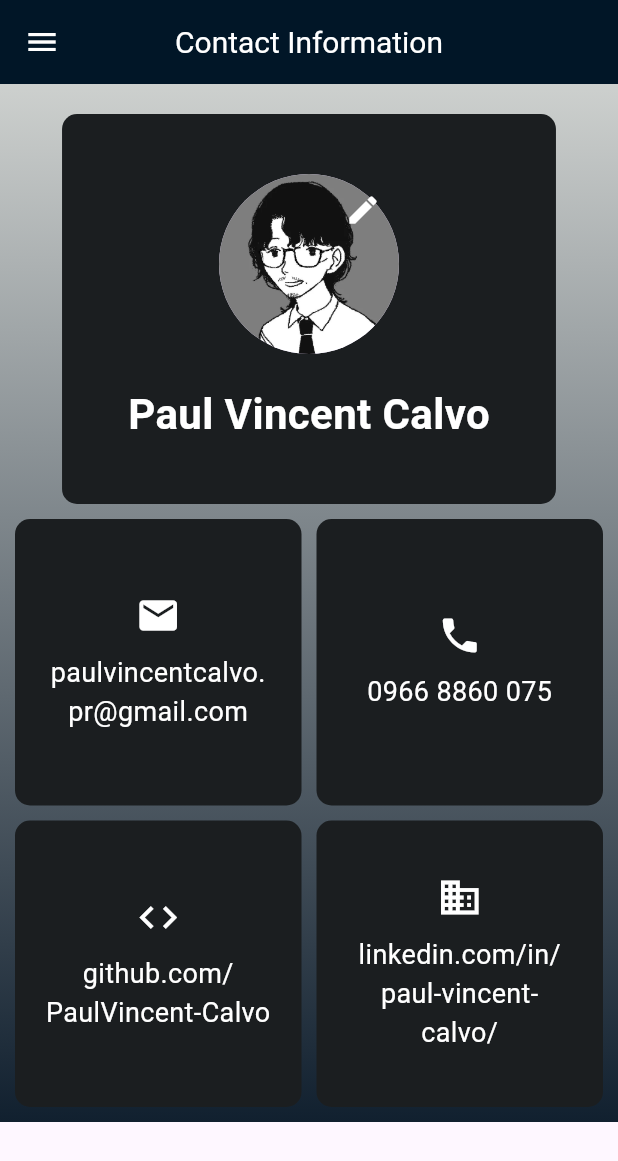
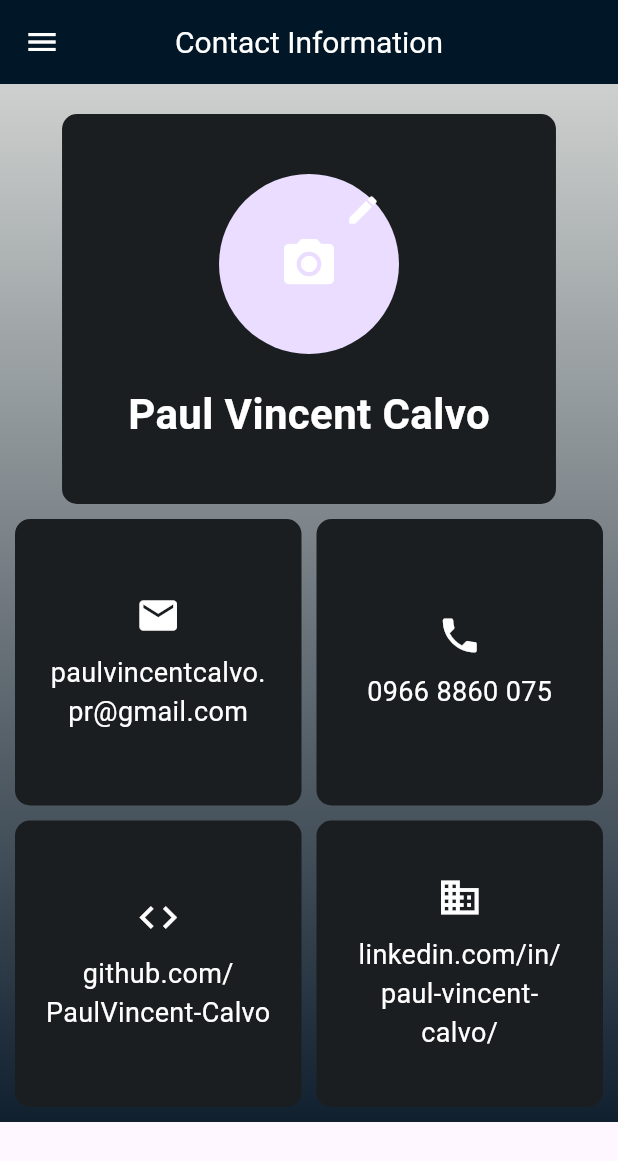
Before and after one commit to PaulVincent-Calvo/drawer_cv, a Flutter app: the MyCvPage screen opened directly, on a phone screen of 412 x 824 dp. Shown: the top 1161 px of the screen. Run offline on Flutter 3.47's test engine with Material 3 defaults, Android fonts, the light colour scheme and no system bars; our stand-ins replace image_picker.

Commit message:
bugfix on profile changing

```diff
--- a/lib/my_cv_page.dart
+++ b/lib/my_cv_page.dart
@@ -114,7 +114,7 @@ class _MyCvPageState extends State<MyCvPage> {
               Container(
                 padding: const EdgeInsets.symmetric(horizontal: 44.0, vertical: 40.0),
                 decoration: BoxDecoration(
-                  color: const Color(0xFF1B1E20), // Same as the profile container
+                  color: const Color(0xFF1B1E20),
                   borderRadius: BorderRadius.circular(10),
                 ),
                 child: Column(
@@ -124,9 +124,12 @@ class _MyCvPageState extends State<MyCvPage> {
                       onTap: _pickImage,
                       child: Stack(
                         children: [
-                          const CircleAvatar(
+                          CircleAvatar(
                             radius: 60,
-                            backgroundImage: AssetImage('assets/images/pfp.jpg'),
+                            backgroundImage: _image != null ? FileImage(_image!) : null,
+                            child: _image == null
+                                ? const Icon(Icons.camera_alt, size: 40, color: Colors.white)
+                                : null,
                           ),
                           Positioned(
                             top: 0,
@@ -166,7 +169,7 @@ class _MyCvPageState extends State<MyCvPage> {
                     Container(
                       padding: const EdgeInsets.all(20),
                       decoration: BoxDecoration(
-                        color: const Color(0xFF1B1E20), // Same background color
+                        color: const Color(0xFF1B1E20),
                         borderRadius: BorderRadius.circular(10),
                       ),
                       child: const Column(
@@ -186,7 +189,7 @@ class _MyCvPageState extends State<MyCvPage> {
                     Container(
                       padding: const EdgeInsets.all(20),
                       decoration: BoxDecoration(
-                        color: const Color(0xFF1B1E20), // Same background color
+                        color: const Color(0xFF1B1E20),
                         borderRadius: BorderRadius.circular(10),
                       ),
                       child: const Column(
@@ -206,7 +209,7 @@ class _MyCvPageState extends State<MyCvPage> {
                     Container(
                       padding: const EdgeInsets.all(20),
                       decoration: BoxDecoration(
-                        color: const Color(0xFF1B1E20), // Same background color
+                        color: const Color(0xFF1B1E20),
                         borderRadius: BorderRadius.circular(10),
                       ),
                       child: const Column(
@@ -226,7 +229,7 @@ class _MyCvPageState extends State<MyCvPage> {
                     Container(
                       padding: const EdgeInsets.all(20),
                       decoration: BoxDecoration(
-                        color: const Color(0xFF1B1E20), // Same background color
+                        color: const Color(0xFF1B1E20),
                         borderRadius: BorderRadius.circular(10),
                       ),
                       child: const Column(
```
Also changed, not shown: lib/education_page.dart (+13 -13 lines), lib/skills_page.dart (+8 -8 lines).
